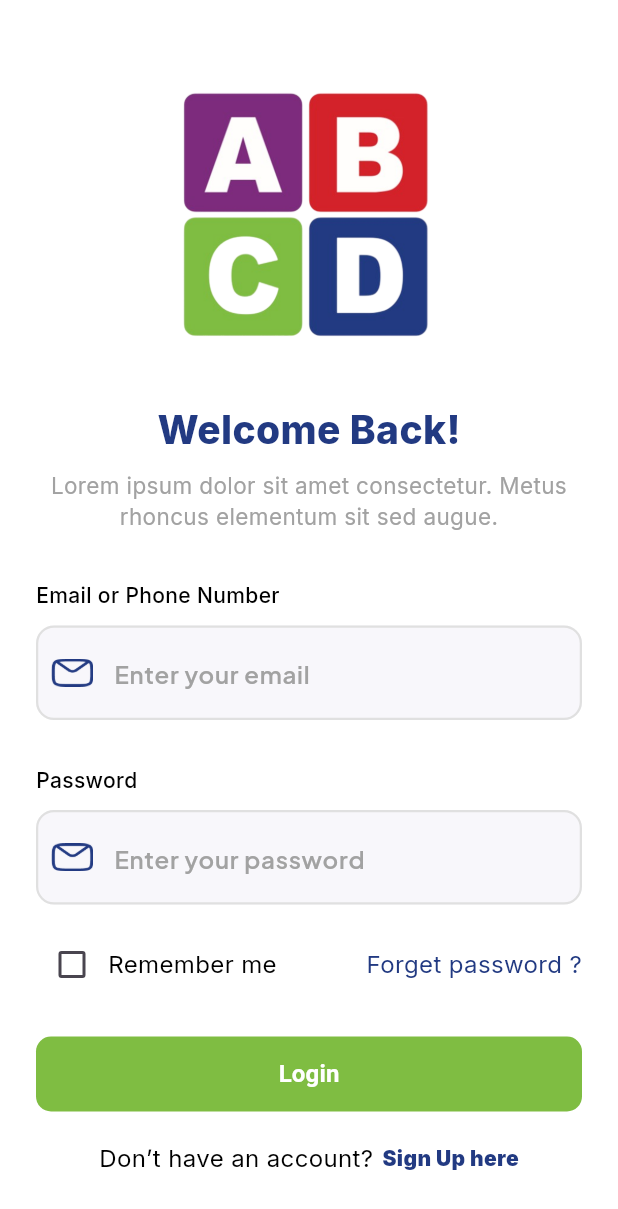
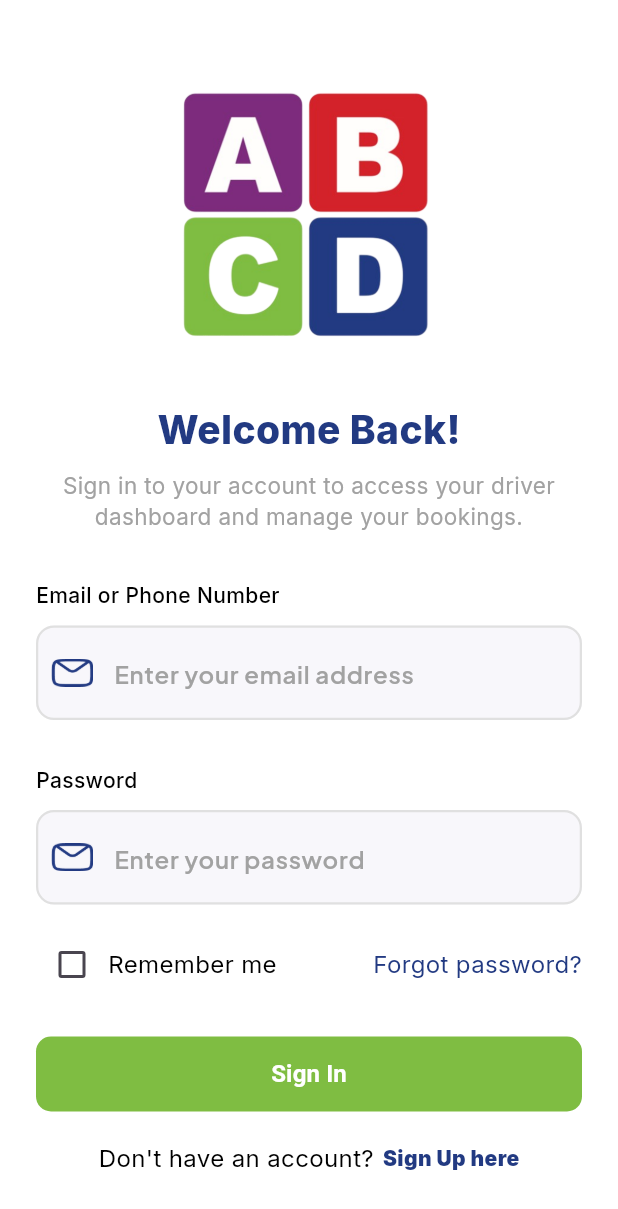
Before and after one commit to UasDevelope/driver, a Flutter app: the screen it shows after launch, scrolled down 32 dp, on a phone screen of 412 x 824 dp. Shown: the top 1209 px of the screen. Run offline on Flutter 3.47's test engine with Material 3 defaults, Android fonts, the phone set to English and light mode, and no system bars; our stand-ins replace carousel_slider, country_code_picker, equatable, fl_chart, flutter_bloc, flutter_dash and 8 more; missing offline and left inert: flutter_polyline_points; network calls fail.

Commit message:
done
done

```diff
--- a/lib/core/app_routes.dart
+++ b/lib/core/app_routes.dart
@@ -29,6 +29,7 @@ class AppRoutes {
   static const notification = "/notification";
   static const message = '/message';
   static const String chatInbox = "/inbox";
+  static const String review = "/review";
 
   static const settings = "/setting";
   static const help = '/help';
@@ -56,6 +57,8 @@ class AppRoutes {
         return MaterialPageRoute(builder: (_) => ReviewScreen());
       case help:
         return MaterialPageRoute(builder: (_) => HelpScreen());
+      case review:
+        return MaterialPageRoute(builder: (_) => ReviewScreen());
       case chatInbox:
         return MaterialPageRoute(
             builder: (context) => const ChatInbox(),
--- a/lib/screens/home/tripCard.dart
+++ b/lib/screens/home/tripCard.dart
@@ -237,6 +237,8 @@ class TripCard extends StatelessWidget {
               ),
             ),
             SizedBox(height: 10),
+            // Chat button - only visible for in-progress jobs
+            if (data.status?.toLowerCase() == 'inprogress') ...[
               SizedBox(
                 width: double.infinity,
                 child: AppButton(
@@ -255,6 +257,7 @@ class TripCard extends StatelessWidget {
                   },
                 ),
               ),
+            ],
             // SizedBox(
             //   width: double.infinity,
             //   child: AppButton(
--- a/lib/screens/order/booking_card.dart
+++ b/lib/screens/order/booking_card.dart
@@ -83,7 +83,8 @@ class BookingCard extends StatelessWidget {
                           ),
                           Row(
                             children: [
-                              // Chat button - always visible for testing
+                              // Chat button - only visible for in-progress jobs
+                              if (item.status?.toLowerCase() == 'inprogress') ...[
                                 GestureDetector(
                                   onTap: () {
                                     print("Chat button tapped!");
@@ -135,6 +136,7 @@ class BookingCard extends StatelessWidget {
                                   ),
                                 ),
                                 SizedBox(width: 8),
+                              ],
                               AppText(
                                 text: "No of Hours: ${item.hours ?? "-"}",
                                 fontSize: 12,
--- a/lib/utils/const/app_string.dart
+++ b/lib/utils/const/app_string.dart
@@ -1,33 +1,33 @@
 class AppStrings {
   static const String welcomeBack = "Welcome Back!";
   static const String welcomeSubtitle =
-      "Lorem ipsum dolor sit amet consectetur. Metus rhoncus elementum sit sed augue.";
+      "Sign in to your account to access your driver dashboard and manage your bookings.";
 
   static const String emailOrPhone = "Email or Phone Number";
-  static const String enterEmail = "Enter your email";
+  static const String enterEmail = "Enter your email address";
   static const String email = "Email Address";
 
   static const String password = "Password";
   static const String enterPassword = "Enter your password";
 
   static const String rememberMe = "Remember me";
-  static const String forgotPassword = "Forget password ?";
+  static const String forgotPassword = "Forgot password?";
 
-  static const String login = "Login";
-  static const String dontHaveAccount = "Don’t have an account?";
+  static const String login = "Sign In";
+  static const String dontHaveAccount = "Don't have an account?";
   static const String signUpHere = "Sign Up here";
 
-  static const String loginSuccessTitle = "Yey! Login Successful";
+  static const String loginSuccessTitle = "Login Successful!";
   static const String loginSuccessMessage =
-      "You will be moved to home screen right now.\nEnjoy the features!";
-  static const String letsExplore = "Let’s Explore";
+      "Welcome back! You will be redirected to your dashboard.\nEnjoy managing your bookings!";
+  static const String letsExplore = "Let's Explore";
   static const String makeAnApp = "Make an App";
 
-  // ✅ Added Sign Up related strings
-  static const String createYourAccount = "Create your account";
+  // ✅ Updated Sign Up related strings
+  static const String createYourAccount = "Create Your Account";
   static const String signupSubtitle =
-      "Lorem ipsum dolor sit amet consectetur. Metus rhoncus elementum sit sed augue.";
-  static const String basicInfo = "Basic Info";
+      "Join our driver community and start earning by providing professional driving services.";
+  static const String basicInfo = "Basic Information";
 
   static const String fullName = "Full Name";
   static const String enterFullName = "Enter your full name";
@@ -36,22 +36,22 @@ class AppStrings {
   static const String enterContactNumber = "Enter your contact number";
 
   static const String confirmPassword = "Confirm Password";
-  static const String enterConfirmPassword = "Enter your password";
+  static const String enterConfirmPassword = "Confirm your password";
 
-  static const String permitAndCertificate = "Permit & Certificate";
+  static const String permitAndCertificate = "License & Certification";
 
   static const String drivingPermit =
-      "Driving Permit Number / Learner Permit Number";
-  static const String enterDrivingPermit = "Enter your Driving Permit Number";
+      "Driving License Number";
+  static const String enterDrivingPermit = "Enter your driving license number";
 
-  static const String certificateNumber = "Certificate Number";
-  static const String enterCertificateNumber = "Enter your Certificate Number";
+  static const String certificateNumber = "Professional Certificate";
+  static const String enterCertificateNumber = "Enter your professional certificate number";
 
-  static const String agreeToTerms = "Agree to Terms and Conditions";
+  static const String agreeToTerms = "I agree to the Terms and Conditions and Privacy Policy";
 
-  static const String signup = "Signup";
-  static const String alreadyMember = "Already a member?";
-  static const String loginHere = "Log In";
+  static const String signup = "Create Account";
+  static const String alreadyMember = "Already have an account?";
+  static const String loginHere = "Sign In";
 
   static const String enableLocationTitle = "Enable Location Services";
   static const String enableLocationSubtitle =
@@ -106,6 +106,6 @@ class AppStrings {
   //Forget screen
   static const String resetPasswordH = "Reset Your Password";
   static const String sendVFCode = "Send Verification Code";
-  static const String resetPasswordB = "Enter your email adress below\nand we’ll send you a link with instructions";
+  static const String resetPasswordB = "Enter your email address below\nand we'll send you a link with instructions";
 
 }
--- a/pubspec.yaml
+++ b/pubspec.yaml
@@ -1,5 +1,5 @@
 name: driver
-description: "A new Flutter project."
+description: "Professional driver management app for booking services, earnings tracking, and route optimization. Connect drivers with customers for reliable transportation services."
 # The following line prevents the package from being accidentally published to
 # pub.dev using `flutter pub publish`. This is preferred for private packages.
 publish_to: 'none' # Remove this line if you wish to publish to pub.dev
```
Also changed, not shown: lib/api/api_const.dart (+1 -6 lines), lib/blocs/chat/bloc.dart (+90 -9 lines), lib/repositories/auth_repository.dart (+15 -0 lines), lib/screens/home/drawer.dart (+138 -9 lines), 3 other files. Lines whose indentation alone changed are shown as unchanged.
